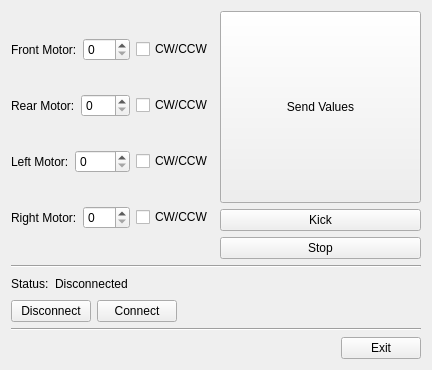
Before: the Qt Designer form Tools/Motors_BT_tools/MainWidget.ui in SSabev/SDPCode, drawn with Qt 5.
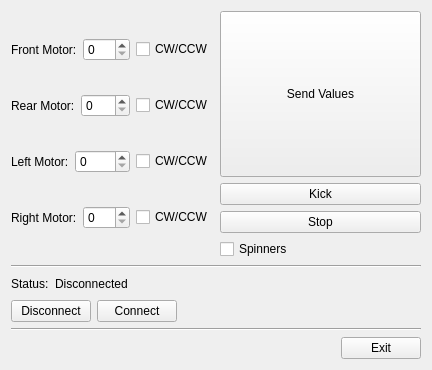
After: the same form once the commit is applied.

Commit message: Spinners fixed; spinner checkbox added to motor tools

What changed in the file:
```diff
--- a/Tools/Motors_BT_tools/MainWidget.ui
+++ b/Tools/Motors_BT_tools/MainWidget.ui
@@ -167,6 +167,13 @@
          </attribute>
         </widget>
        </item>
+       <item>
+        <widget class="QCheckBox" name="spinnersChBx">
+         <property name="text">
+          <string>Spinners</string>
+         </property>
+        </widget>
+       </item>
       </layout>
      </item>
     </layout>
```
The commit also changes 2 other files.
